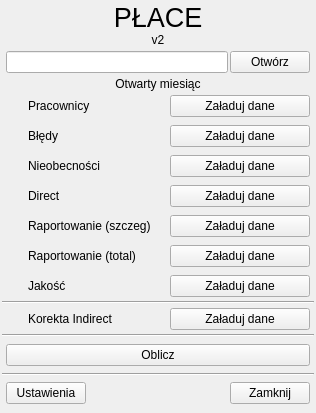
The window that Forms/main.ui (kolomir/place_v2) describes before a commit, drawn with Qt 5.
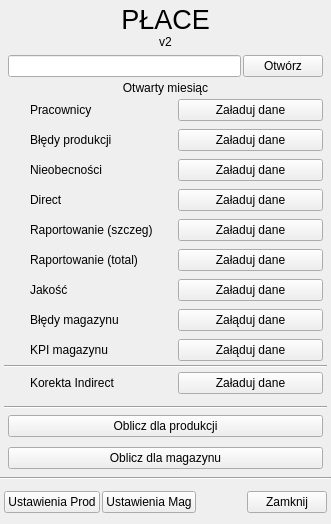
The same window after the commit. Icons and pictures are not drawn.

Commit message: 22.10.2024 - Wstępne stworzenie kontroli dostępu. Dodanie wszystkich potrzebnych przycisków do menu dla magazynu

Patch:
```diff
--- a/Forms/main.ui
+++ b/Forms/main.ui
@@ -6,8 +6,8 @@
    <rect>
     <x>0</x>
     <y>0</y>
-    <width>316</width>
-    <height>413</height>
+    <width>331</width>
+    <height>524</height>
    </rect>
   </property>
   <property name="windowTitle">
@@ -16,37 +16,37 @@
   <widget class="QWidget" name="centralwidget">
    <layout class="QGridLayout" name="gridLayout">
     <property name="leftMargin">
-     <number>2</number>
+     <number>0</number>
     </property>
     <property name="topMargin">
-     <number>2</number>
+     <number>0</number>
     </property>
     <property name="rightMargin">
-     <number>2</number>
+     <number>0</number>
     </property>
     <property name="bottomMargin">
-     <number>2</number>
+     <number>0</number>
     </property>
     <property name="spacing">
      <number>0</number>
     </property>
     <item row="0" column="0">
      <widget class="QWidget" name="widget" native="true">
-      <layout class="QVBoxLayout" name="verticalLayout_2">
+      <layout class="QVBoxLayout" name="verticalLayout_7">
        <property name="spacing">
-        <number>0</number>
+        <number>2</number>
        </property>
        <property name="leftMargin">
-        <number>0</number>
+        <number>4</number>
        </property>
        <property name="topMargin">
-        <number>0</number>
+        <number>4</number>
        </property>
        <property name="rightMargin">
-        <number>0</number>
+        <number>4</number>
        </property>
        <property name="bottomMargin">
-        <number>0</number>
+        <number>4</number>
        </property>
        <item>
         <widget class="QWidget" name="widget_2" native="true">
@@ -96,7 +96,7 @@
        </item>
        <item>
         <widget class="QWidget" name="widget_3" native="true">
-         <layout class="QVBoxLayout" name="verticalLayout">
+         <layout class="QVBoxLayout" name="verticalLayout_4">
           <property name="spacing">
            <number>0</number>
           </property>
@@ -142,6 +142,9 @@
              </item>
              <item>
               <widget class="QPushButton" name="btn_otworzMiesiac">
+               <property name="enabled">
+                <bool>true</bool>
+               </property>
                <property name="text">
                 <string>Otwórz</string>
                </property>
@@ -272,7 +275,7 @@
              <item>
               <widget class="QLabel" name="lab_bledy">
                <property name="text">
-                <string>Błędy</string>
+                <string>Błędy produkcji</string>
                </property>
               </widget>
              </item>
@@ -595,6 +598,126 @@
             </layout>
            </widget>
           </item>
+          <item>
+           <widget class="QWidget" name="widget_10" native="true">
+            <layout class="QHBoxLayout" name="horizontalLayout_11">
+             <property name="spacing">
+              <number>2</number>
+             </property>
+             <property name="leftMargin">
+              <number>4</number>
+             </property>
+             <property name="topMargin">
+              <number>4</number>
+             </property>
+             <property name="rightMargin">
+              <number>4</number>
+             </property>
+             <property name="bottomMargin">
+              <number>4</number>
+             </property>
+             <item>
+              <widget class="QLabel" name="lab_dot_bledy_magazyn">
+               <property name="minimumSize">
+                <size>
+                 <width>20</width>
+                 <height>20</height>
+                </size>
+               </property>
+               <property name="maximumSize">
+                <size>
+                 <width>20</width>
+                 <height>20</height>
+                </size>
+               </property>
+               <property name="text">
+                <string/>
+               </property>
+               <property name="pixmap">
+                <pixmap resource="../icon.qrc">:/icon/img/svg_icons/dot_red.svg</pixmap>
+               </property>
+               <property name="scaledContents">
+                <bool>true</bool>
+               </property>
+              </widget>
+             </item>
+             <item>
+              <widget class="QLabel" name="lab_bledy_magazyn">
+               <property name="text">
+                <string>Błędy magazynu</string>
+               </property>
+              </widget>
+             </item>
+             <item>
+              <widget class="QPushButton" name="btn_bledy_magazyn">
+               <property name="text">
+                <string>Załąduj dane</string>
+               </property>
+              </widget>
+             </item>
+            </layout>
+           </widget>
+          </item>
+          <item>
+           <widget class="QWidget" name="widget_11" native="true">
+            <layout class="QHBoxLayout" name="horizontalLayout_12">
+             <property name="spacing">
+              <number>2</number>
+             </property>
+             <property name="leftMargin">
+              <number>4</number>
+             </property>
+             <property name="topMargin">
+              <number>4</number>
+             </property>
+             <property name="rightMargin">
+              <number>4</number>
+             </property>
+             <property name="bottomMargin">
+              <number>4</number>
+             </property>
+             <item>
+              <widget class="QLabel" name="lab_dot_kpi_magazyn">
+               <property name="minimumSize">
+                <size>
+                 <width>20</width>
+                 <height>20</height>
+                </size>
+               </property>
+               <property name="maximumSize">
+                <size>
+                 <width>20</width>
+                 <height>20</height>
+                </size>
+               </property>
+               <property name="text">
+                <string/>
+               </property>
+               <property name="pixmap">
+                <pixmap resource="../icon.qrc">:/icon/img/svg_icons/dot_red.svg</pixmap>
+               </property>
+               <property name="scaledContents">
+                <bool>true</bool>
+               </property>
+              </widget>
+             </item>
+             <item>
+              <widget class="QLabel" name="lab_kpi_magazyn">
+               <property name="text">
+                <string>KPI magazynu</string>
+               </property>
+              </widget>
+             </item>
+             <item>
+              <widget class="QPushButton" name="btn_kpi_magazyn">
+               <property name="text">
+                <string>Załąduj dane</string>
+               </property>
+              </widget>
+             </item>
+            </layout>
+           </widget>
+          </item>
           <item>
            <widget class="Line" name="line_3">
             <property name="orientation">
@@ -670,21 +793,21 @@
     </item>
     <item row="1" column="0">
      <widget class="QWidget" name="widget_6" native="true">
-      <layout class="QVBoxLayout" name="verticalLayout_4">
+      <layout class="QVBoxLayout" name="verticalLayout_2">
        <property name="spacing">
-        <number>0</number>
+        <number>2</number>
        </property>
        <property name="leftMargin">
-        <number>0</number>
+        <number>4</number>
        </property>
        <property name="topMargin">
-        <number>0</number>
+        <number>4</number>
        </property>
        <property name="rightMargin">
-        <number>0</number>
+        <number>4</number>
        </property>
        <property name="bottomMargin">
-        <number>0</number>
+        <number>4</number>
        </property>
        <item>
         <widget class="Line" name="line_2">
@@ -714,7 +837,35 @@
           <item>
            <widget class="QPushButton" name="btn_oblicz">
             <property name="text">
-             <string>Oblicz</string>
+             <string>Oblicz dla produkcji</string>
+            </property>
+           </widget>
+          </item>
+         </layout>
+        </widget>
+       </item>
+       <item>
+        <widget class="QWidget" name="widget_9" native="true">
+         <layout class="QVBoxLayout" name="verticalLayout">
+          <property name="spacing">
+           <number>2</number>
+          </property>
+          <property name="leftMargin">
+           <number>4</number>
+          </property>
+          <property name="topMargin">
+           <number>4</number>
+          </property>
+          <property name="rightMargin">
+           <number>4</number>
+          </property>
+          <property name="bottomMargin">
+           <number>4</number>
+          </property>
+          <item>
+           <widget class="QPushButton" name="btn_oblicz_magazyn">
+            <property name="text">
+             <string>Oblicz dla magazynu</string>
             </property>
            </widget>
           </item>
@@ -770,7 +921,14 @@
           <item>
            <widget class="QPushButton" name="btn_ustawienia">
             <property name="text">
-             <string>Ustawienia</string>
+             <string>Ustawienia Prod</string>
+            </property>
+           </widget>
+          </item>
+          <item>
+           <widget class="QPushButton" name="btn_ustawienia_mag">
+            <property name="text">
+             <string>Ustawienia Mag</string>
             </property>
            </widget>
           </item>
```
The commit also changes 4 other files.
